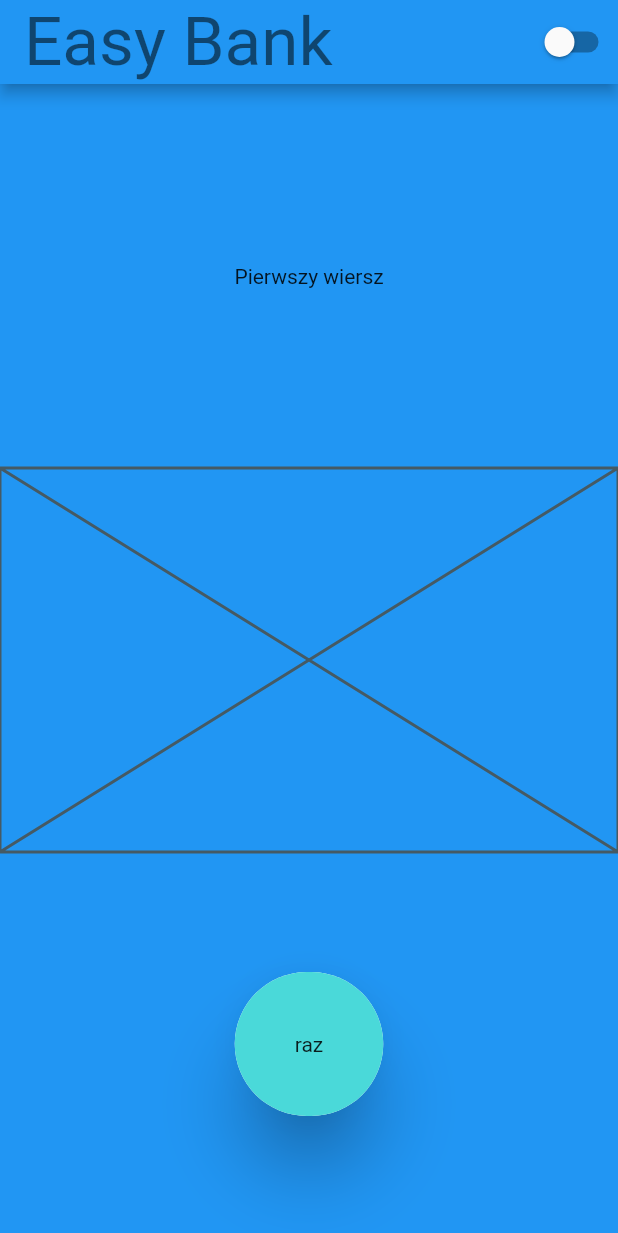
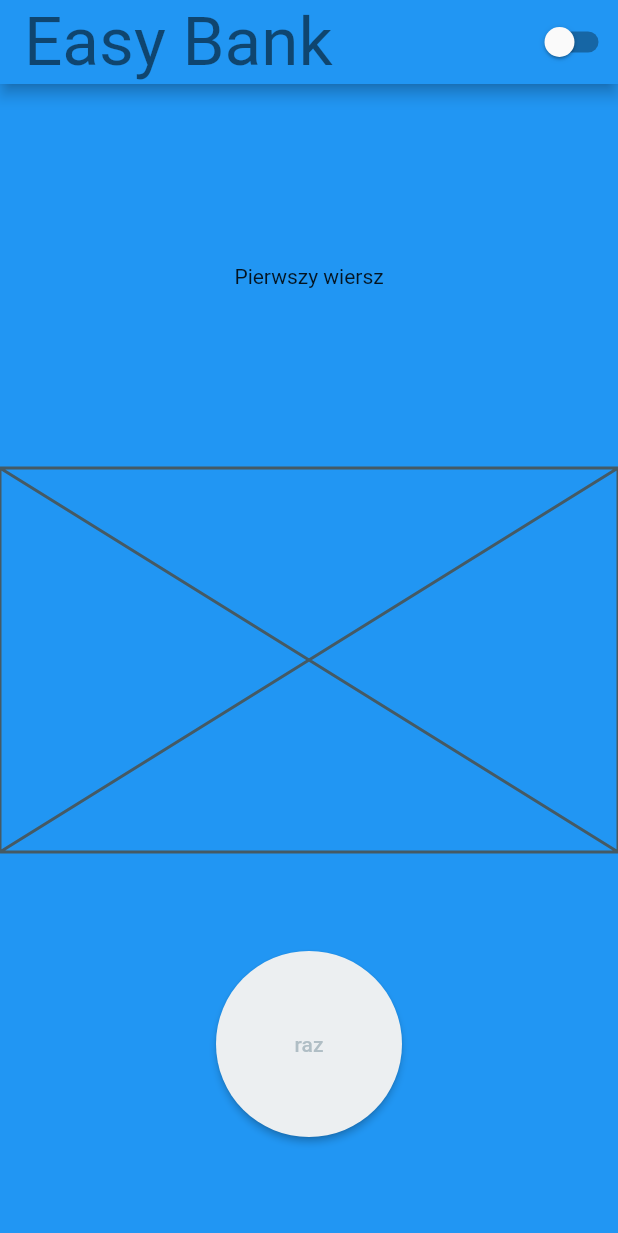
Before and after one commit to pawelwlazlo/flutter_playground, a Flutter app: the screen it shows after launch, on a phone screen of 412 x 824 dp. Shown: the top 1233 px of the screen. Run offline on Flutter 3.47's test engine with Material 2 defaults, Android fonts, the phone set to English and light mode, and no system bars.

Commit message:
zmiana sposobu implementacji buttonu

```diff
--- a/lib/application/pages/title/widgets/command.dart
+++ b/lib/application/pages/title/widgets/command.dart
@@ -1,6 +1,5 @@
 import 'package:flutter/material.dart';
 
-import 'custom_button.dart';
 
 class Command extends StatelessWidget {
   final String buttonText;
@@ -13,7 +12,14 @@ class Command extends StatelessWidget {
       child: Column(
         mainAxisAlignment: MainAxisAlignment.center,
         children: [
-          CustomButton(buttonText: buttonText),
+          ElevatedButton(
+            onPressed: () {},
+            child: Text(buttonText),
+            style: ElevatedButton.styleFrom(
+              shape: const CircleBorder(),
+              padding: const EdgeInsets.all(54),
+            ),
+          ),
         ],
       ),
     );
```
